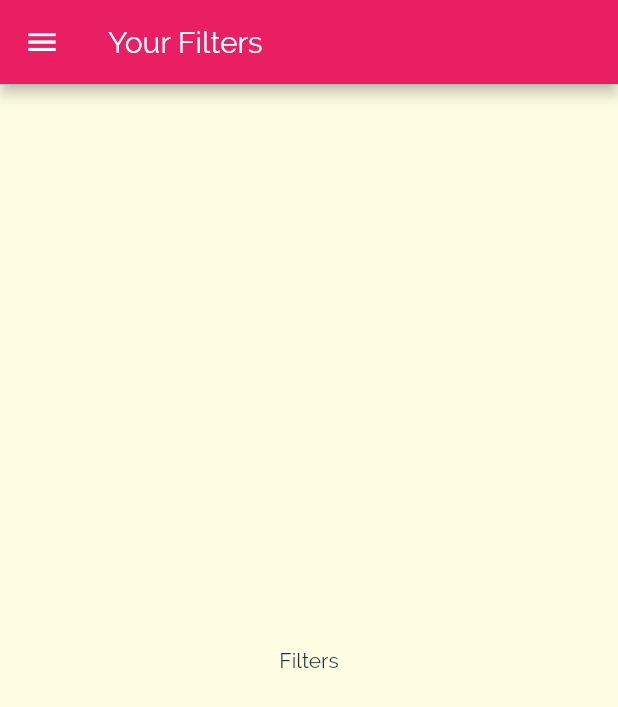
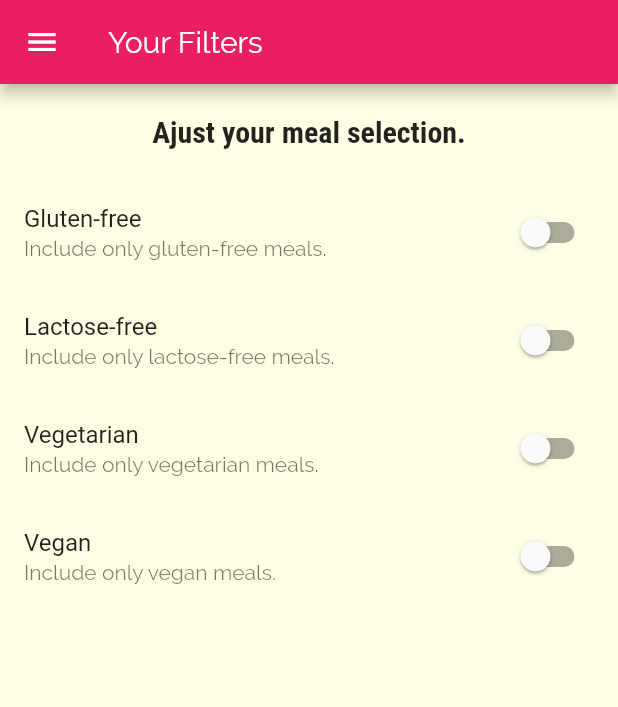
Before and after one commit to joneldominic/uc_meals_app, a Flutter app: the FiltersScreen screen opened by its route, on a phone screen of 412 x 824 dp. Shown: the top 707 px of the screen. Run offline on Flutter 3.47's test engine with Material 2 defaults, Android fonts, the phone set to English and light mode, and no system bars.

Commit message:
176. Adding Filter Switches

```diff
--- a/lib/screens/filters_screen.dart
+++ b/lib/screens/filters_screen.dart
@@ -1,17 +1,75 @@
 import 'package:flutter/material.dart';
 import 'package:meals_app/widgets/main_drawer.dart';
 
-class FiltersScreen extends StatelessWidget {
+class FiltersScreen extends StatefulWidget {
   static const routeName = '/filters';
+
+  @override
+  _FiltersScreenState createState() => _FiltersScreenState();
+}
+
+class _FiltersScreenState extends State<FiltersScreen> {
+  var _gluteenFree = false;
+  var _vegetarian = false;
+  var _vegan = false;
+  var _lactoseFree = false;
+
+  Widget _buildSwitchListTile(
+      String title, String description, bool switchVal, Function updateValue) {
+    return SwitchListTile(
+      title: Text(title),
+      subtitle: Text(description),
+      value: switchVal,
+      onChanged: updateValue,
+    );
+  }
+
   @override
   Widget build(BuildContext context) {
     return Scaffold(
       appBar: AppBar(
-        title: Text("Your Filters"),
+        title: Text('Your Filters'),
       ),
       drawer: MainDrawer(),
-      body: Center(
-        child: Text('Filters'),
+      body: Column(
+        children: <Widget>[
+          Container(
+            padding: EdgeInsets.all(20),
+            child: Text(
+              'Ajust your meal selection.',
+              style: Theme.of(context).textTheme.title,
+            ),
+          ),
+          Expanded(
+              child: ListView(
+            children: <Widget>[
+              _buildSwitchListTile('Gluten-free',
+                  'Include only gluten-free meals.', _gluteenFree, (newValue) {
+                setState(() {
+                  _gluteenFree = newValue;
+                });
+              }),
+              _buildSwitchListTile('Lactose-free',
+                  'Include only lactose-free meals.', _lactoseFree, (newValue) {
+                setState(() {
+                  _lactoseFree = newValue;
+                });
+              }),
+              _buildSwitchListTile('Vegetarian',
+                  'Include only vegetarian meals.', _vegetarian, (newValue) {
+                setState(() {
+                  _vegetarian = newValue;
+                });
+              }),
+              _buildSwitchListTile('Vegan',
+                  'Include only vegan meals.', _vegan, (newValue) {
+                setState(() {
+                  _vegan = newValue;
+                });
+              })
+            ],
+          ))
+        ],
       ),
     );
   }
```
